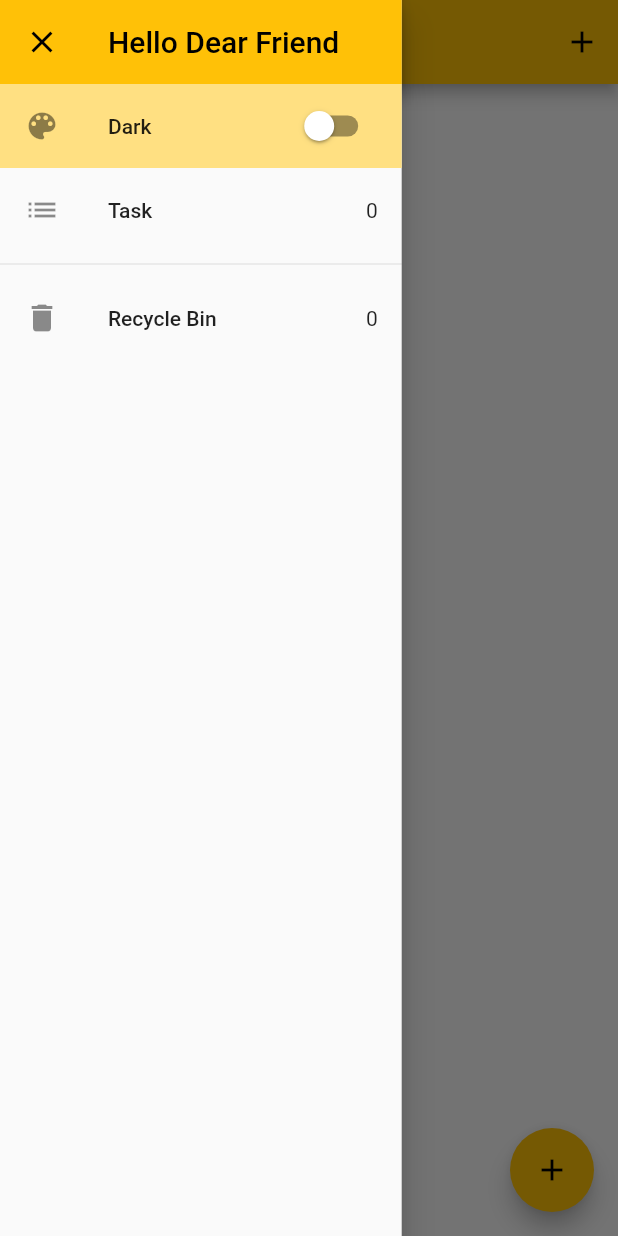
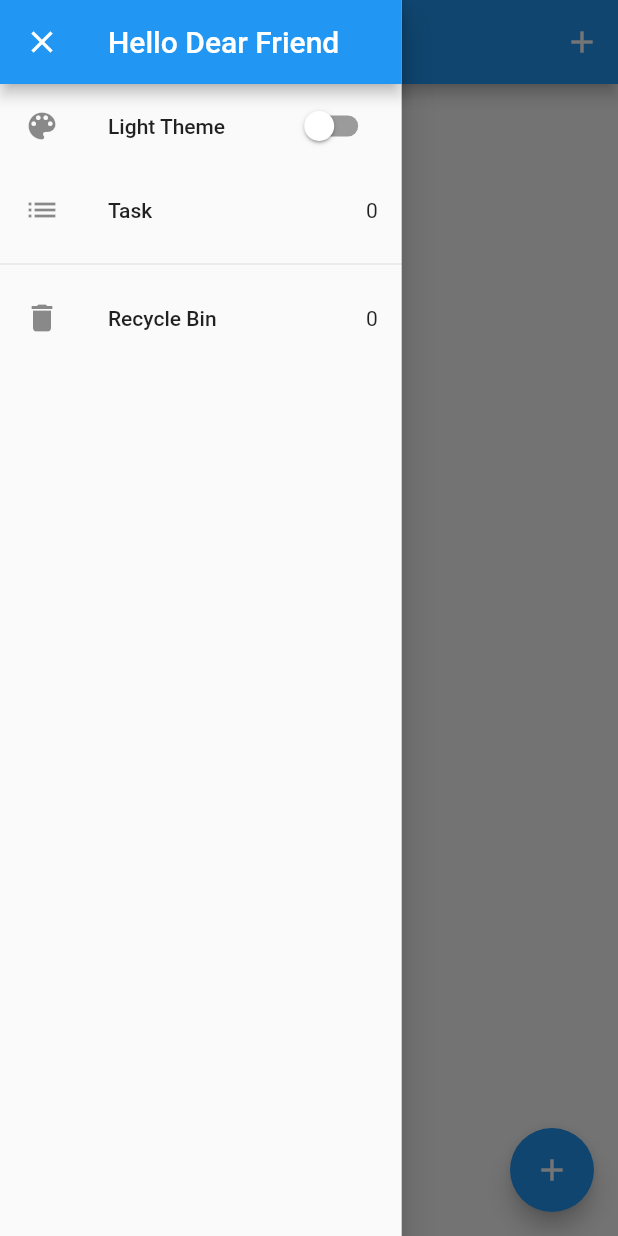
Before and after one commit to Silentcry16/todo_bloc2, a Flutter app: the screen it shows after launch, with the side drawer open, on a phone screen of 412 x 824 dp. Run offline on Flutter 3.47's test engine with Material 2 defaults, Android fonts, the phone set to English and light mode, and no system bars; our stand-ins replace bloc, equatable, flutter_bloc, hydrated_bloc.

Commit message:
Services - Dark Theme Implemented

```diff
--- a/lib/bloc/bloc_exports.dart
+++ b/lib/blocs/bloc_exports.dart
@@ -1,3 +1,4 @@
-export './bloc/tasks_bloc.dart';
+export './task_bloc/tasks_bloc.dart';
+export './switch_bloc/switch_bloc.dart';
 export 'package:flutter_bloc/flutter_bloc.dart';
 export 'package:hydrated_bloc/hydrated_bloc.dart';
--- /dev/null
+++ b/lib/blocs/switch_bloc/switch_event.dart
@@ -0,0 +1,12 @@
+part of 'switch_bloc.dart';
+
+abstract class SwitchEvent extends Equatable {
+  const SwitchEvent();
+
+  @override
+  List<Object> get props => [];
+}
+
+class switchOnEvent extends SwitchEvent {}
+
+class switchOffEvent extends SwitchEvent {}
--- /dev/null
+++ b/lib/blocs/switch_bloc/switch_state.dart
@@ -0,0 +1,27 @@
+// ignore_for_file: public_member_api_docs, sort_constructors_first
+
+part of 'switch_bloc.dart';
+
+class SwitchState extends Equatable {
+  final bool switchValue;
+  const SwitchState({required this.switchValue});
+
+  @override
+  List<Object> get props => [switchValue];
+
+  Map<String, dynamic> toMap() {
+    return <String, dynamic>{
+      'switchValue': switchValue,
+    };
+  }
+
+  factory SwitchState.fromMap(Map<String, dynamic> map) {
+    return SwitchState(
+      switchValue: map['switchValue'] as bool,
+    );
+  }
+}
+
+class SwitchInitial extends SwitchState {
+  SwitchInitial({required super.switchValue});
+}
--- a/lib/bloc/bloc/tasks_bloc.dart
+++ b/lib/blocs/task_bloc/tasks_bloc.dart
@@ -1,5 +1,5 @@
 import 'package:equatable/equatable.dart';
-import '../../bloc/bloc_exports.dart';
+import '../../blocs/bloc_exports.dart';
 import 'package:todo_bloc2/models/task.dart';
 
 part 'tasks_event.dart';
--- a/lib/main.dart
+++ b/lib/main.dart
@@ -1,8 +1,8 @@
 import 'package:path_provider/path_provider.dart';
-import 'package:todo_bloc2/app_router.dart';
+import 'package:todo_bloc2/services/app_router.dart';
 import 'package:todo_bloc2/screens/task_screen.dart';
 import 'package:flutter/material.dart';
-import './bloc/bloc_exports.dart';
+import './blocs/bloc_exports.dart';
 
 Future<void> main() async {
   WidgetsFlutterBinding.ensureInitialized();
@@ -20,15 +20,24 @@
   final AppRouter appRouter;
   @override
   Widget build(BuildContext context) {
-    return BlocProvider(
-      create: (context) => TasksBloc(),
-      child: MaterialApp(
-        debugShowCheckedModeBanner: false,
-        theme: ThemeData(
-          primarySwatch: Colors.amber,
+    return MultiBlocProvider(
+      providers: [
+        BlocProvider<TasksBloc>(
+          create: (BuildContext context) => TasksBloc(),
         ),
-        home: const TaskScreen(),
-        onGenerateRoute: appRouter.onGenerateRoute,
+        BlocProvider<SwitchBloc>(
+          create: (BuildContext context) => SwitchBloc(),
+        ),
+      ],
+      child: BlocBuilder<SwitchBloc, SwitchState>(
+        builder: (context, state) {
+          return MaterialApp(
+            debugShowCheckedModeBanner: false,
+            theme: state.switchValue ? ThemeData.dark() : ThemeData.light(),
+            home: const TaskScreen(),
+            onGenerateRoute: appRouter.onGenerateRoute,
+          );
+        },
       ),
     );
   }
--- a/lib/screens/task_screen.dart
+++ b/lib/screens/task_screen.dart
@@ -2,7 +2,7 @@
 import 'package:todo_bloc2/models/task.dart';
 import 'package:todo_bloc2/widgets/custom_drawer.dart';
 
-import '../bloc/bloc_exports.dart';
+import '../blocs/bloc_exports.dart';
 import '../widgets/add_task_screen.dart';
 import '../widgets/task_list.dart';
 
--- a/lib/widgets/add_task_screen.dart
+++ b/lib/widgets/add_task_screen.dart
@@ -1,5 +1,5 @@
 import 'package:flutter/material.dart';
-import 'package:todo_bloc2/bloc/bloc_exports.dart';
+import 'package:todo_bloc2/blocs/bloc_exports.dart';
 import 'package:todo_bloc2/services/guid_gen.dart';
 
 import '../models/task.dart';
--- a/lib/widgets/custom_drawer.dart
+++ b/lib/widgets/custom_drawer.dart
@@ -2,17 +2,11 @@
 import 'package:todo_bloc2/screens/recycle_bin_screen.dart';
 import 'package:todo_bloc2/screens/task_screen.dart';
 
-import '../bloc/bloc_exports.dart';
+import '../blocs/bloc_exports.dart';
 
-class CustomDrawer extends StatefulWidget {
+class CustomDrawer extends StatelessWidget {
   const CustomDrawer({super.key});
 
-  @override
-  State<CustomDrawer> createState() => _CustomDrawerState();
-}
-
-class _CustomDrawerState extends State<CustomDrawer> {
-  bool _switchValue = false;
   @override
   Widget build(BuildContext context) {
     return Drawer(
@@ -28,22 +22,37 @@
                 ),
                 title: Text('Hello Dear Friend'),
               ),
-              Container(
-                color: Colors.amber[200],
+              BlocBuilder<SwitchBloc, SwitchState>(
+                builder: (context, state) {
+                  return Container(
+                    // color: Colors.amber[200],
                     child: ListTile(
                       leading: Icon(Icons.color_lens),
-                  title: Text('Dark'),
-                  trailing: Switch(
-                    value: _switchValue,
+                      title: state.switchValue
+                          ? Text('Dark Theme')
+                          : Text('Light Theme'),
+                      trailing: BlocBuilder<SwitchBloc, SwitchState>(
+                        builder: (context, state) {
+                          return Switch(
+                            value: state.switchValue,
                             onChanged: (newValue) {
-                      setState(() {
-                        _switchValue = newValue;
-                      });
+                              newValue
+                                  ? context
+                                      .read<SwitchBloc>()
+                                      .add(switchOnEvent())
+                                  : context
+                                      .read<SwitchBloc>()
+                                      .add(switchOffEvent());
                             },
                             thumbColor: MaterialStatePropertyAll(Colors.white),
-                    trackColor: MaterialStatePropertyAll(Colors.black38),
+                            trackColor:
+                                MaterialStatePropertyAll(Colors.black38),
+                          );
+                        },
                       ),
                     ),
+                  );
+                },
               ),
               GestureDetector(
                 onTap: () =>
--- a/lib/widgets/list_item.dart
+++ b/lib/widgets/list_item.dart
@@ -1,6 +1,6 @@
 import 'package:flutter/material.dart';
 
-import '../bloc/bloc_exports.dart';
+import '../blocs/bloc_exports.dart';
 import '../models/task.dart';
 
 class ListItem extends StatelessWidget {
--- a/pubspec.yaml
+++ b/pubspec.yaml
@@ -32,13 +32,12 @@
     sdk: flutter
   flutter_bloc: ^8.1.3
   equatable: ^2.0.5
-
-
   # The following adds the Cupertino Icons font to your application.
   # Use with the CupertinoIcons class for iOS style icons.
   cupertino_icons: ^1.0.2
   hydrated_bloc: ^9.1.1
   path_provider: ^2.0.15
+
 
 dev_dependencies:
   flutter_test:
```
Also changed, not shown: lib/blocs/switch_bloc/switch_bloc.dart (added, +27 -0 lines), lib/screens/recycle_bin_screen.dart (+1 -8 lines), lib/services/app_theme.dart (added, +55 -0 lines), lib/blocs/task_bloc/tasks_event.dart (renamed from lib/bloc/bloc/tasks_event.dart), lib/blocs/task_bloc/tasks_state.dart (renamed from lib/bloc/bloc/tasks_state.dart), lib/services/app_router.dart (renamed from lib/app_router.dart), 1 other file. Lines whose indentation alone changed are shown as unchanged.
